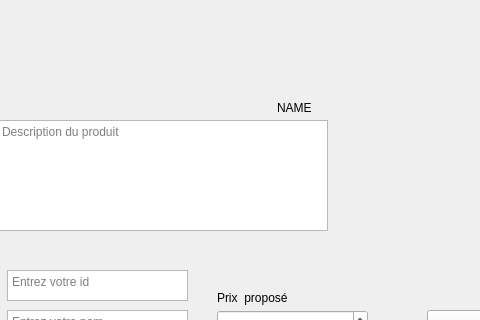
Before: the Qt Designer form mainWindow.ui in super-cinnamon/E-commerce-REST-API-app, drawn with Qt 5; both pictures show x 283 to 763 and y 0 to 320 of the 888 by 616 pixel window.
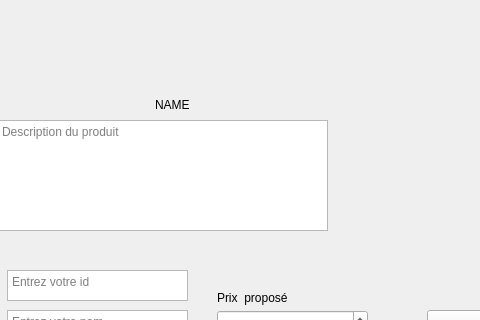
After: the same form once the commit is applied. Icons and pictures are not drawn.

The edit to the form file:
```diff
--- a/mainWindow.ui
+++ b/mainWindow.ui
@@ -48,10 +48,10 @@
   <widget class="QLabel" name="product_name">
    <property name="geometry">
     <rect>
-     <x>560</x>
-     <y>100</y>
-     <width>49</width>
-     <height>16</height>
+     <x>438</x>
+     <y>89</y>
+     <width>171</width>
+     <height>31</height>
     </rect>
    </property>
    <property name="text">
```
Left out of the diff: 3 changed lines with no effect on the pictures.
